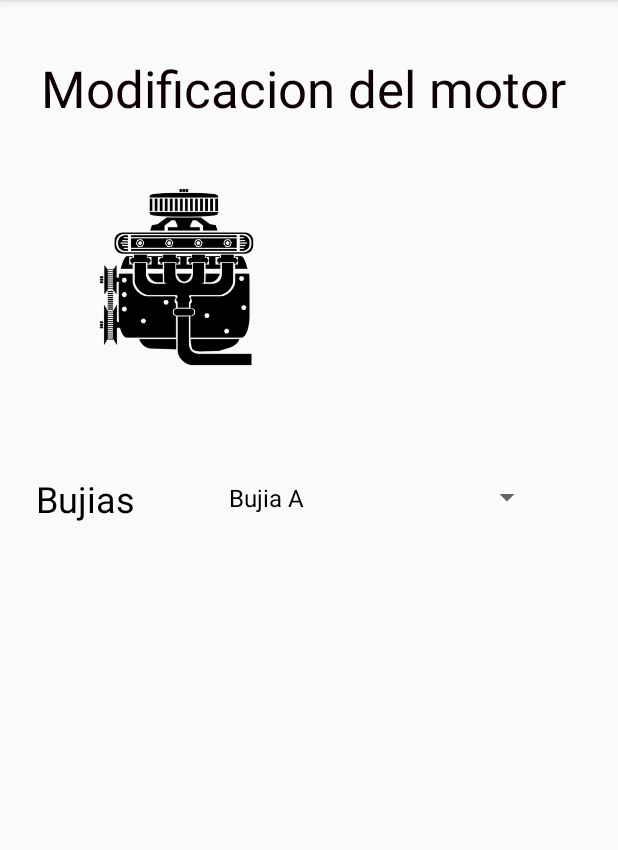
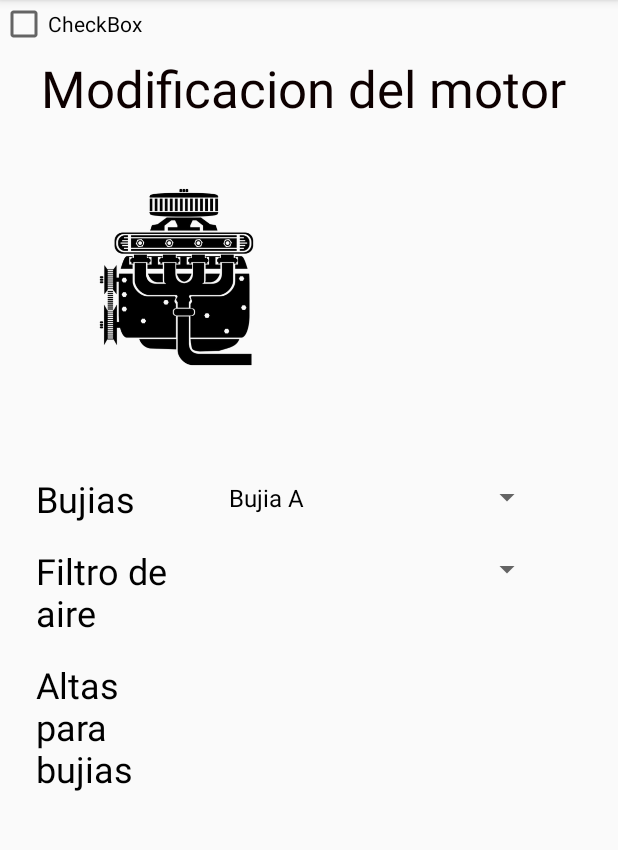
Before and after one commit to cristianpinillostorres/UdeCar, an Android app: the ModificarMotor screen opened directly, with no data from a screen before it, on a phone screen of 412 x 824 dp, the part 84-934 px from its top. Run offline under Robolectric (Android 15) with nearby library versions, the phone set to English and light mode, and no system bars.

Commit message:
// modificacion de variables

```diff
--- a/app/src/main/java/com/udecar/ModificarMotor.java
+++ b/app/src/main/java/com/udecar/ModificarMotor.java
@@ -14,25 +14,29 @@ import java.util.ArrayList;
 public class ModificarMotor extends AppCompatActivity {
 
     Spinner listaBujias;
+    Spinner listaFiltros;
 
     @Override
     protected void onCreate(Bundle savedInstanceState) {
             super.onCreate(savedInstanceState);
             setContentView(R.layout.activity_modificar_motor);
+
+            // bajo
             //inicializar componentes
-            listaBujias = (Spinner) findViewById(R.id.ddl_listaBujias);
-            //listaBujias = (Spinner) findViewById(R.id.ddl_listaBujias);
-            //listaBujias = (Spinner) findViewById(R.id.ddl_listaBujias);
-            //listaBujias = (Spinner) findViewById(R.id.ddl_listaBujias);
+            listaBujias = (Spinner) findViewById(R.id.ddl_listaBujias); //
+
+            // 6% a la potencia
+            listaFiltros = (Spinner) findViewById(R.id.ddl_listaFiltros);// 6% a la potencia
+
             //llenar Spinner
             LlenarSpiner();
     }
 
     public void LlenarSpiner(){
 
-        PartesMotor parte1 = new PartesMotor(1, "Bujia A");
-        PartesMotor parte2 = new PartesMotor(2, "Bujia B");
-        PartesMotor parte3 = new PartesMotor(2, "Bujia C");
+        PartesMotor parte1 = new PartesMotor(1, 1,"Bujia A");
+        PartesMotor parte2 = new PartesMotor(2, 1,"Bujia B");
+        PartesMotor parte3 = new PartesMotor(2, 2,"Bujia C");
         //Creacion del arrayList de tipo "PartesMotor"
         ArrayList<String> partes = new ArrayList<>();
         //llenado del arrayList
--- a/app/src/main/java/com/udecar/Motor.java
+++ b/app/src/main/java/com/udecar/Motor.java
@@ -4,21 +4,8 @@ public class Motor {
     private int idMotor;
     private String nombreMotor;
     private int cilindraje;
-    private int numeroCilindros;
     private int potencia;
     private int torque;
-    private String tipoAlimentacion;
-
-
-    public Motor(int idMotor, String nombreMotor, int cilindraje, int numeroCilindros, int potencia, int torque, String tipoAlimentacion) {
-        this.idMotor = idMotor;
-        this.nombreMotor = nombreMotor;
-        this.cilindraje = cilindraje;
-        this.numeroCilindros = numeroCilindros;
-        this.potencia = potencia;
-        this.torque = torque;
-        this.tipoAlimentacion = tipoAlimentacion;
-    }
 
     public int getIdMotor() {
         return idMotor;
@@ -44,14 +31,6 @@ public class Motor {
         this.cilindraje = cilindraje;
     }
 
-    public int getNumeroCilindros() {
-        return numeroCilindros;
-    }
-
-    public void setNumeroCilindros(int numeroCilindros) {
-        this.numeroCilindros = numeroCilindros;
-    }
-
     public int getPotencia() {
         return potencia;
     }
@@ -68,12 +47,5 @@ public class Motor {
         this.torque = torque;
     }
 
-    public String getTipoAlimentacion() {
-        return tipoAlimentacion;
-    }
-
-    public void setTipoAlimentacion(String tipoAlimentacion) {
-        this.tipoAlimentacion = tipoAlimentacion;
-    }
 
 }
--- a/app/src/main/java/com/udecar/PartesMotor.java
+++ b/app/src/main/java/com/udecar/PartesMotor.java
@@ -2,10 +2,12 @@ package com.udecar;
 
 public class PartesMotor {
     private int idParte;
+    private int categoria;
     private String nombreParte;
 
-    public PartesMotor(int idParte, String nombreParte) {
+    public PartesMotor(int idParte, int categoria, String nombreParte) {
         this.idParte = idParte;
+        this.categoria = categoria;
         this.nombreParte = nombreParte;
     }
 
@@ -24,4 +26,12 @@ public class PartesMotor {
     public void setNombreParte(String nombreParte) {
         this.nombreParte = nombreParte;
     }
+
+    public int getCategoria() {
+        return categoria;
+    }
+
+    public void setCategoria(int categoria) {
+        this.categoria = categoria;
+    }
 }
--- a/app/src/main/res/layout/activity_modificar_motor.xml
+++ b/app/src/main/res/layout/activity_modificar_motor.xml
@@ -13,6 +13,30 @@
         android:layout_marginStart="24dp"
         android:layout_marginTop="316dp"
         android:text="Bujias"
+        android:textColor="@android:color/background_dark"
+        android:textSize="24sp"
+        app:layout_constraintStart_toStartOf="parent"
+        app:layout_constraintTop_toTopOf="parent" />
+
+    <TextView
+        android:id="@+id/label"
+        android:layout_width="100dp"
+        android:layout_height="wrap_content"
+        android:layout_marginStart="24dp"
+        android:layout_marginTop="364dp"
+        android:text="Filtro de aire"
+        android:textColor="@android:color/background_dark"
+        android:textSize="24sp"
+        app:layout_constraintStart_toStartOf="parent"
+        app:layout_constraintTop_toTopOf="parent" />
+
+    <TextView
+        android:id="@+id/label2"
+        android:layout_width="100dp"
+        android:layout_height="wrap_content"
+        android:layout_marginStart="24dp"
+        android:layout_marginTop="440dp"
+        android:text="Altas para bujias"
         android:textColor="@android:color/background_dark"
         android:textSize="24sp"
         app:layout_constraintStart_toStartOf="parent"
@@ -53,4 +77,24 @@
         app:layout_constraintStart_toStartOf="parent"
         app:layout_constraintTop_toTopOf="parent" />
 
+    <Spinner
+        android:id="@+id/ddl_listaFiltros"
+        android:layout_width="217dp"
+        android:layout_height="31dp"
+        android:layout_marginTop="364dp"
+        android:prompt="@string/seleccionBujia"
+        android:spinnerMode="dialog"
+        app:layout_constraintEnd_toEndOf="parent"
+        app:layout_constraintHorizontal_bias="0.742"
+        app:layout_constraintStart_toStartOf="parent"
+        app:layout_constraintTop_toTopOf="parent" />
+
+    <CheckBox
+        android:id="@+id/checkBox"
+        android:layout_width="wrap_content"
+        android:layout_height="wrap_content"
+        android:text="CheckBox"
+        tools:layout_editor_absoluteX="146dp"
+        tools:layout_editor_absoluteY="434dp" />
+
 </androidx.constraintlayout.widget.ConstraintLayout>
```
